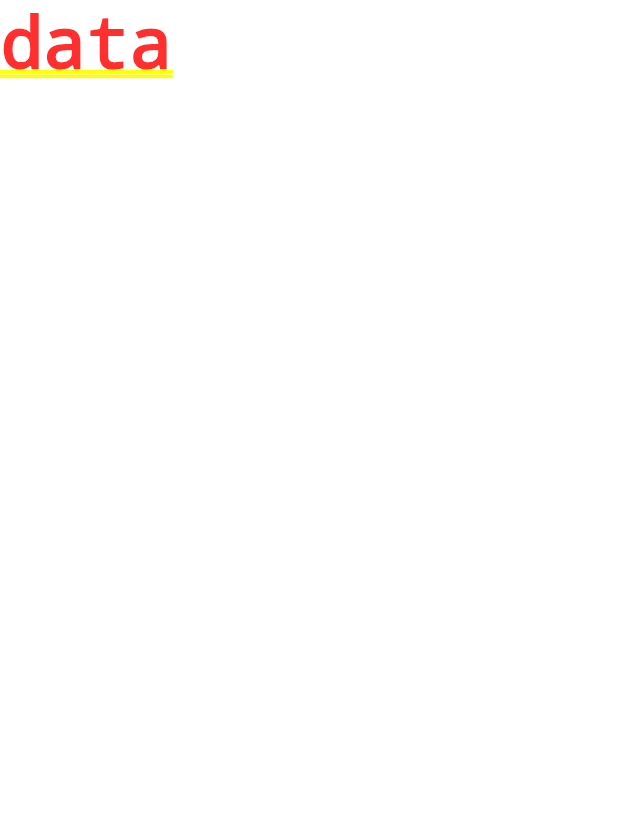
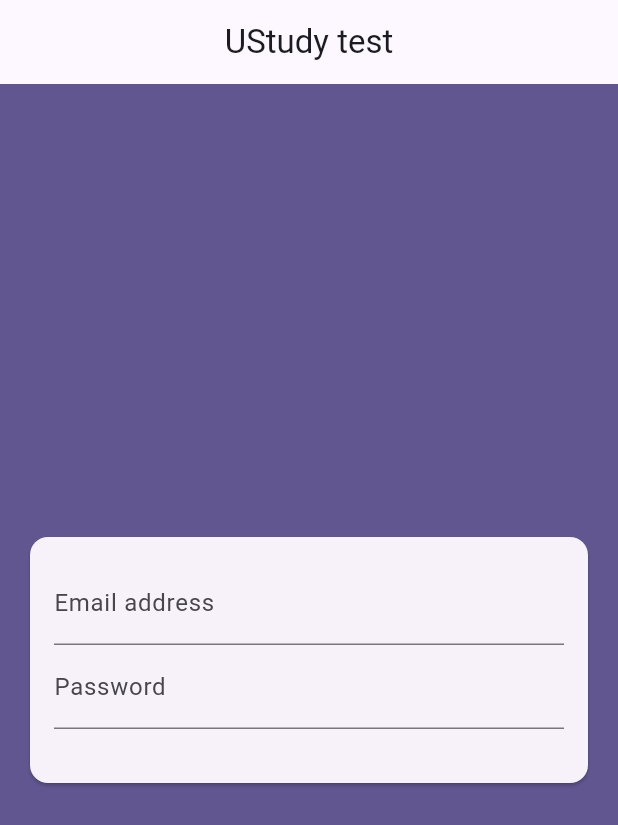
Before and after one commit to IsroilovA/ustudy-test-chat-app, a Flutter app: the screen it shows after launch, on a phone screen of 412 x 824 dp. Shown: the top 825 px of the screen. Run offline on Flutter 3.47's test engine with Material 3 defaults, Android fonts, the phone set to English and light mode, and no system bars.

Commit message:
auth screen initial setup

```diff
--- /dev/null
+++ b/lib/auth/auth_screen.dart
@@ -0,0 +1,105 @@
+import 'package:flutter/material.dart';
+
+class AuthScreen extends StatefulWidget {
+  const AuthScreen({super.key});
+
+  @override
+  State<AuthScreen> createState() {
+    return _AuthScreenState();
+  }
+}
+
+class _AuthScreenState extends State<AuthScreen>{
+  final _form = GlobalKey<FormState>();
+  var _isLogin = true;
+  @override
+  Widget build(BuildContext context) {
+    return Scaffold(
+      backgroundColor: Theme.of(context).colorScheme.primary,
+      appBar: AppBar(
+        title: const Text("UStudy test"),
+        centerTitle: true,
+      ),
+      body: Center(
+        child: SingleChildScrollView(
+          child: Card(
+            margin: const EdgeInsets.all(20),
+            child: SingleChildScrollView(
+              child: Padding(
+                padding: const EdgeInsets.all(16),
+                child: Form(
+                  key: _form,
+                  child: Column(
+                    mainAxisSize: MainAxisSize.min,
+                    children: [
+                      TextFormField(
+                        decoration: const InputDecoration(
+                          labelText: 'Email address',
+                        ),
+                        keyboardType: TextInputType.emailAddress,
+                        autocorrect: false,
+                        textCapitalization: TextCapitalization.none,
+                        validator: (value) {
+                          if (value == null ||
+                              value.trim().isEmpty ||
+                              !value.contains('@')) {
+                            return 'Please enter a valid email adress.';
+                          }
+                          return null;
+                        },
+                        // onSaved: (value) {
+                        //   _enteredEmail = value!;
+                        // },
+                      ),
+                      TextFormField(
+                        validator: (value) {
+                          if (value == null || value.trim().length < 6) {
+                            return 'Password should be at least 6 characters long';
+                          }
+                          return null;
+                        },
+                        decoration: const InputDecoration(
+                          labelText: 'Password',
+                        ),
+                        obscureText: true,
+                        // onSaved: (value) {
+                        //   _enteredPassword = value!;
+                        // },
+                      ),
+                      const SizedBox(height: 20),
+                      // if (_isAuthenticating)
+                      //   const CircularProgressIndicator.adaptive(),
+                      // if (!_isAuthenticating)
+                      //   ElevatedButton(
+                      //     style: ElevatedButton.styleFrom(
+                      //       backgroundColor: Theme.of(context)
+                      //           .colorScheme
+                      //           .primaryContainer,
+                      //     ),
+                      //     onPressed: _submit,
+                      //     child: Text(_isLogin ? 'Login' : "Sign Up"),
+                      //   ),
+                      // if (!_isAuthenticating)
+                      //   TextButton(
+                      //     onPressed: () {
+                      //       setState(() {
+                      //         _isLogin = !_isLogin;
+                      //       });
+                      //     },
+                      //     child: Text(
+                      //       _isLogin
+                      //           ? "Create an account"
+                      //           : 'I have an account',
+                      //     ),
+                      //   ),
+                    ],
+                  ),
+                ),
+              ),
+            ),
+          ),
+        ),
+      ),
+    );
+  }
+}
--- a/lib/main.dart
+++ b/lib/main.dart
@@ -1,5 +1,6 @@
 
 import 'package:flutter/material.dart';
+import 'package:ustudy_test_task/auth/auth_screen.dart';
 
 void main() async {
   runApp(const MyApp());
@@ -16,7 +17,7 @@ class MyApp extends StatelessWidget {
       theme: ThemeData().copyWith(
           colorScheme: ColorScheme.fromSeed(
               seedColor: const Color.fromARGB(255, 63, 17, 177))),
-      home: const Text('data'),
+      home: const AuthScreen(),
     );
   }
 }
```
